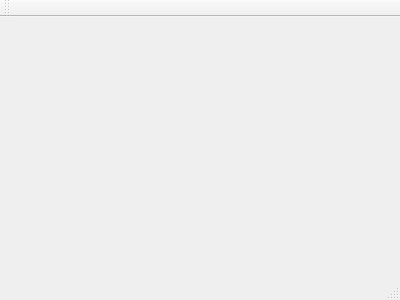
The window that qt_http/mainwindow.ui (zzu-andrew/QT_examples) describes before a commit, drawn with Qt 5.
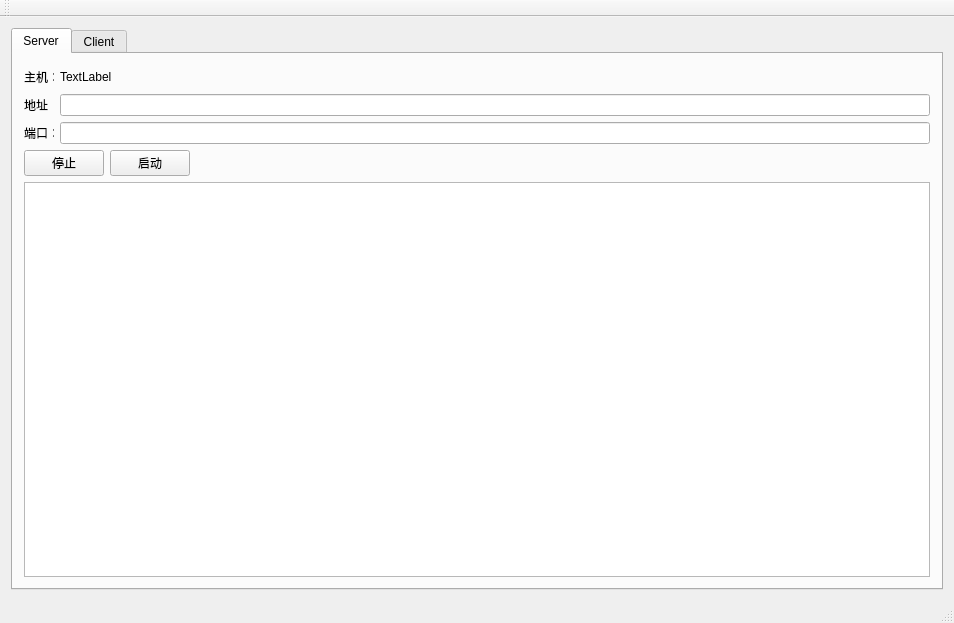
The same window after the commit.

The edit to the form file:
```diff
--- a/qt_http/mainwindow.ui
+++ b/qt_http/mainwindow.ui
@@ -1,24 +1,161 @@
 <ui version="4.0">
  <class>MainWindow</class>
- <widget class="QMainWindow" name="MainWindow" >
-  <property name="geometry" >
+ <widget class="QMainWindow" name="MainWindow">
+  <property name="geometry">
    <rect>
     <x>0</x>
     <y>0</y>
-    <width>400</width>
-    <height>300</height>
+    <width>954</width>
+    <height>623</height>
    </rect>
   </property>
   <property name="windowTitle" >
    <string>MainWindow</string>
   </property>
-  <widget class="QMenuBar" name="menuBar" />
-  <widget class="QToolBar" name="mainToolBar" />
-  <widget class="QWidget" name="centralWidget" />
-  <widget class="QStatusBar" name="statusBar" />
+  <widget class="QWidget" name="centralWidget">
+   <layout class="QGridLayout" name="gridLayout_2">
+    <item row="0" column="0">
+     <widget class="QTabWidget" name="tabWidget">
+      <property name="currentIndex">
+       <number>0</number>
+      </property>
+      <widget class="QWidget" name="server">
+       <attribute name="title">
+        <string>Server</string>
+       </attribute>
+       <layout class="QGridLayout" name="gridLayout_3">
+        <item row="0" column="0">
+         <layout class="QVBoxLayout" name="verticalLayout">
+          <item>
+           <layout class="QGridLayout" name="gridLayout">
+            <item row="1" column="1">
+             <widget class="QLineEdit" name="lineEdit_2"/>
+            </item>
+            <item row="0" column="0">
+             <widget class="QLabel" name="label">
+              <property name="minimumSize">
+               <size>
+                <width>0</width>
+                <height>23</height>
+               </size>
+              </property>
+              <property name="maximumSize">
+               <size>
+                <width>30</width>
+                <height>30</height>
+               </size>
+              </property>
+              <property name="text">
+               <string>主机：</string>
+              </property>
+             </widget>
+            </item>
+            <item row="2" column="0">
+             <widget class="QLabel" name="label_5">
+              <property name="maximumSize">
+               <size>
+                <width>30</width>
+                <height>15</height>
+               </size>
+              </property>
+              <property name="text">
+               <string>端口：</string>
+              </property>
+             </widget>
+            </item>
+            <item row="1" column="0">
+             <widget class="QLabel" name="label_3">
+              <property name="maximumSize">
+               <size>
+                <width>30</width>
+                <height>15</height>
+               </size>
+              </property>
+              <property name="text">
+               <string>地址 ：</string>
+              </property>
+             </widget>
+            </item>
+            <item row="2" column="1">
+             <widget class="QLineEdit" name="lineEdit"/>
+            </item>
+            <item row="0" column="1">
+             <widget class="QLabel" name="label_2">
+              <property name="text">
+               <string>TextLabel</string>
+              </property>
+             </widget>
+            </item>
+           </layout>
+          </item>
+          <item>
+           <layout class="QHBoxLayout" name="horizontalLayout">
+            <item>
+             <widget class="QPushButton" name="stop">
+              <property name="text">
+               <string>停止</string>
+              </property>
+             </widget>
+            </item>
+            <item>
+             <widget class="QPushButton" name="start">
+              <property name="text">
+               <string>启动</string>
+              </property>
+             </widget>
+            </item>
+            <item>
+             <spacer name="horizontalSpacer">
+              <property name="orientation">
+               <enum>Qt::Horizontal</enum>
+              </property>
+              <property name="sizeHint" stdset="0">
+               <size>
+                <width>40</width>
+                <height>20</height>
+               </size>
+              </property>
+             </spacer>
+            </item>
+           </layout>
+          </item>
+          <item>
+           <widget class="QTextEdit" name="textEdit"/>
+          </item>
+         </layout>
+        </item>
+       </layout>
+      </widget>
+      <widget class="QWidget" name="client">
+       <attribute name="title">
+        <string>Client</string>
+       </attribute>
+      </widget>
+     </widget>
+    </item>
+   </layout>
+  </widget>
+  <widget class="QMenuBar" name="menuBar">
+   <property name="geometry">
+    <rect>
+     <x>0</x>
+     <y>0</y>
+     <width>954</width>
+     <height>22</height>
+    </rect>
+   </property>
+  </widget>
+  <widget class="QToolBar" name="mainToolBar">
+   <attribute name="toolBarArea">
+    <enum>TopToolBarArea</enum>
+   </attribute>
+   <attribute name="toolBarBreak">
+    <bool>false</bool>
+   </attribute>
+  </widget>
+  <widget class="QStatusBar" name="statusBar"/>
  </widget>
- <layoutDefault spacing="6" margin="11" />
- <pixmapfunction></pixmapfunction>
+ <layoutdefault spacing="6" margin="11"/>
  <resources/>
  <connections/>
 </ui>
```
Left out of the diff: 3 changed lines with no effect on the pictures.
